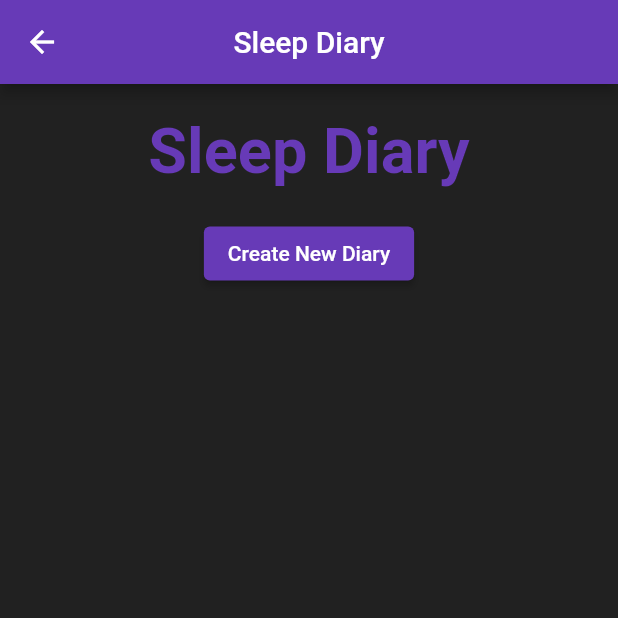
After one commit to Snail51/SweetDreams, a Flutter app: the screen it shows after launch, after a tap on "Sleep Diary", on a phone screen of 412 x 824 dp, the top half of it. The commit adds this screen. Run offline on Flutter 3.47's test engine with Material 2 defaults, Android fonts, the phone set to English and light mode, and no system bars; our stand-ins replace audioplayers, flutter_rating_bar; missing offline and left inert: time_range_picker.

Commit message:
diary progress

```diff
--- a/lib/dreams/utils/page_skeleton.dart
+++ b/lib/dreams/utils/page_skeleton.dart
@@ -32,9 +32,9 @@ File Skeleton [
           appBar: AppBar(
             title: Text("Title"),
             centerTitle: true,
-            backgroundColor: Colors.blueAccent.shade700,
+            backgroundColor: Colors.deepPurple,
           ),
-          backgroundColor: Colors.white,
+          backgroundColor: Colors.grey.shade900,
           body: Center(
               child: Column(
                 children: <Widget>[
--- /dev/null
+++ b/lib/dreams/views/sleep_diary.dart
@@ -0,0 +1,51 @@
+import 'package:flutter/cupertino.dart';
+import 'package:flutter/material.dart';
+import 'package:units/database.dart';
+import 'create_diary.dart';
+
+class DiaryPage extends StatefulWidget {
+
+  DiaryPage({Key? key, required this.database, required this.fileLocation}) : super (key: key);
+  SleepData database;
+  String fileLocation = "";
+
+  @override
+  _DiaryPageState createState() => _DiaryPageState();
+}
+
+class _DiaryPageState extends State<DiaryPage>  {
+  @override
+  void initState() {
+    super.initState();
+  }
+  @override
+  Widget build(BuildContext context) {
+    return Scaffold(
+      appBar: AppBar(
+        title: Text("Sleep Diary"),
+        centerTitle: true,
+        backgroundColor: Colors.deepPurple,
+      ),
+      backgroundColor: Colors.grey.shade900,
+      body: Center(
+          child: Column(
+            children: <Widget>[
+              Padding(
+                  padding: EdgeInsets.only(top: 20.0, bottom: 20.0),
+                  child: Text("Sleep Diary", style: const TextStyle(fontWeight: FontWeight.bold, color: Colors.deepPurple), textScaleFactor: 3,)
+              ),
+              ElevatedButton(
+                style: ElevatedButton.styleFrom(
+                    primary: Colors.deepPurple
+                ),
+                child: Text('Create New Diary'),
+                onPressed: () async{
+                  await Navigator.push(context, MaterialPageRoute(builder: (context) => CreateDiaryPage(database: widget.database, fileLocation: widget.fileLocation,)));
+                },
+              ),
+            ],
+          )
+      ),
+    );
+  }
+}
--- a/lib/main.dart
+++ b/lib/main.dart
@@ -5,6 +5,7 @@ import 'database.dart';
 import 'dreams/views/newCalc.dart';
 import 'dreams/views/info_page.dart';
 import 'dreams/views/sounds_page.dart';
+import 'dreams/views/sleep_diary.dart';
 
 void main() {
   WidgetsFlutterBinding.ensureInitialized();
@@ -65,6 +66,17 @@ class MyApp extends StatelessWidget {
                         style: ElevatedButton.styleFrom(
                             primary: Colors.deepPurple
                         ),
+                        child: Text('Sleep Diary'),
+                        onPressed: () {
+
+                          Navigator.push(context, MaterialPageRoute(builder: (context) => DiaryPage(database: database, fileLocation: file)));
+
+                        },
+                      ),
+                      ElevatedButton(
+                        style: ElevatedButton.styleFrom(
+                            primary: Colors.deepPurple
+                        ),
                         child: Text('More Info'),
                         onPressed: () {
                           Navigator.push(context, MaterialPageRoute(builder: (context) => InfoPage(database: database)));
```
Also changed, not shown: lib/dreams/views/create_diary.dart (added, +191 -0 lines), pubspec.lock.
